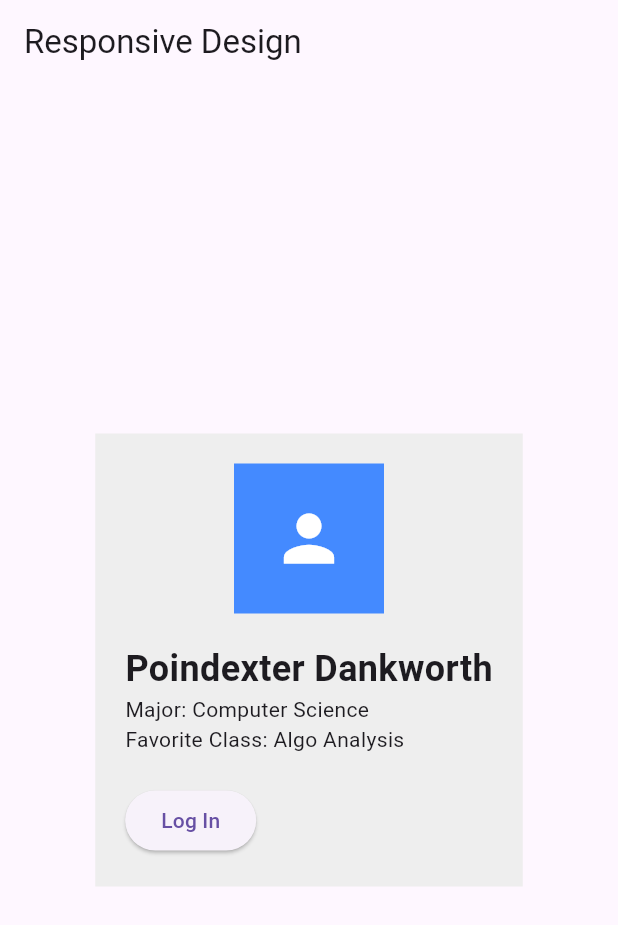
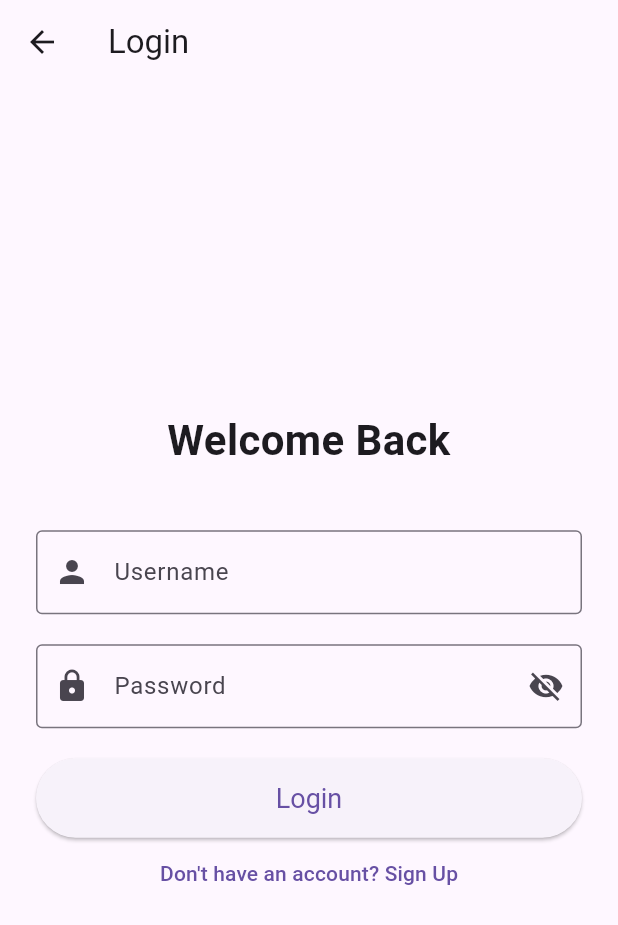
Before and after one commit to CharlieHiggs10/responsive_design, a Flutter app: the screen it shows after launch, after a tap on "Log In", on a phone screen of 412 x 824 dp. Shown: the top 925 px of the screen. Run offline on Flutter 3.47's test engine with Material 3 defaults, Android fonts, the phone set to English and light mode, and no system bars; our stand-ins replace firebase_auth, firebase_core; accounts and stored records are empty.

Commit message:
Updated Lab 4

```diff
--- /dev/null
+++ b/lib/auth_service.dart
@@ -0,0 +1,64 @@
+import 'package:firebase_auth/firebase_auth.dart';
+
+class AuthService {
+
+  final FirebaseAuth _auth = FirebaseAuth.instance;
+
+  // Returns a string so we can handle passing error messages to the UI
+  Future<String?> signUp({
+    required String email,
+    required String password,
+  }) async {
+    try {
+      // Create a method to register a new user
+      await _auth.createUserWithEmailAndPassword(
+        email: email, password: password,
+        );
+        return "success";
+    } on FirebaseAuthException catch (e) {
+      // Check if the email is already registered
+      if (e.code == 'email-already-in-use') {
+        return "exists"; // Tells the UI to redirect to the login
+      }
+
+      // Error check for other Firebase errors
+      return e.message?? 'Error';
+
+    } catch (e) {
+      return 'System error: $e';
+    }
+  }
+
+
+  Future<User?> signIn({
+    required String email,
+    required String password,
+  }) async {
+    try {
+      final UserCredential credential = await _auth.signInWithEmailAndPassword(
+        email: email,
+        password: password,
+      );
+      return credential.user;
+    } on FirebaseAuthException catch (e) {
+
+      if (e.code == 'user-not-found'){
+        throw Exception('No user found for that email');
+      }
+      else if (e.code == 'wrong-password'){
+        throw Exception('Wrong password provided');
+      }
+      else {
+        throw Exception(e.message ?? 'An unknown error occurred.');
+      }
+    }
+    catch (e) {
+      throw Exception('System error: $e');
+    }
+  }
+
+  // Sign out method
+  Future<void> signOut() async {
+    await _auth.signOut();
+  }
+}
--- /dev/null
+++ b/lib/login_screen.dart
@@ -0,0 +1,184 @@
+import 'package:flutter/material.dart';
+import 'package:responsive_design/auth_service.dart';
+import 'package:responsive_design/profile_card.dart';
+import 'package:responsive_design/sign_up_screen.dart';
+
+class LoginScreen extends StatefulWidget {
+  const LoginScreen({super.key});
+
+  @override
+  State<LoginScreen> createState() => _LoginScreenState();
+}
+
+class _LoginScreenState extends State<LoginScreen> {
+
+  bool _passHidden = true;
+
+  // there couldd be multiple forms. This assigns a unique key to each form.
+  //Also, it calls the validator function for each field in the form.
+  final _formKey = GlobalKey< FormState>();
+
+  // an object used gor extracting data from fields
+  final _usernameController = TextEditingController();
+  final _passwordController = TextEditingController();
+
+  bool _isLoading = false; // Spinning circle feedback
+  final _authService = AuthService();
+
+  @override
+  Widget build(BuildContext context) {
+    return Scaffold(
+      appBar: AppBar(title: const Text('Login'),
+      ),
+      body: Center(
+        child: SingleChildScrollView(
+          padding: EdgeInsets.all(24),
+          child: Form(
+              key: _formKey,
+              child: Column(
+                mainAxisAlignment: MainAxisAlignment.center,
+                crossAxisAlignment: CrossAxisAlignment.stretch,
+                children: [
+                  _header(),
+                  const SizedBox(height: 40),
+                  _username(),
+                  const SizedBox(height: 20),
+                  _password(),
+                  const SizedBox(height: 20),
+                  _loginButton(),
+
+                  _signUpLink(),
+                ],
+            ),
+          ),
+        ),
+      ),
+    );
+  }
+
+  Widget _header() {
+    return const Text(
+      'Welcome Back',
+      style: TextStyle(fontSize: 28, fontWeight: FontWeight.bold),
+      textAlign: TextAlign.center,
+    );
+  }
+
+  Widget _username() {
+    return TextFormField(
+        controller: _usernameController,
+        decoration: const InputDecoration(
+          labelText: 'Username',
+          border: OutlineInputBorder(),
+          // Give the username a little person icon
+          prefixIcon: Icon(Icons.person),
+        ),
+      validator: (value){
+        if (value == null || value.trim().isEmpty) {
+          return 'Please enter your username';
+        }
+        return null;
+      },
+
+    );
+  }
+
+  Widget _password(){
+    return TextFormField(
+      controller: _passwordController,
+      obscureText: _passHidden,
+      decoration: InputDecoration(
+        labelText: 'Password',
+        border:const OutlineInputBorder(),
+        prefixIcon: Icon(Icons.lock),
+        suffixIcon: IconButton(
+          icon: Icon(_passHidden ? Icons.visibility_off : Icons.visibility),
+          onPressed: () {
+            setState(() {
+              _passHidden =  !_passHidden;
+            });
+          },
+          )
+      ),
+      validator: (value) {
+        // if the value is null or empty, prompt the user to enter a password
+        if (value == null || value.isEmpty) {
+          return 'Please enter a password';
+        }
+        // If the P-word is less than 8, ask theuser to make it 8 charecters
+        if (value.length < 8) {
+          return 'Password must be at least 8 charecters long';
+        }
+        return null;
+      }
+    );
+  }
+
+  Widget _loginButton() {
+    return ElevatedButton(
+      onPressed: _submitLogin,
+      style: ElevatedButton.styleFrom(
+        padding: const EdgeInsets.symmetric(vertical: 16),
+        textStyle: const TextStyle(fontSize: 18),
+      ),
+        child: const Text('Login'),
+      );
+  }
+
+  void _submitLogin() async {
+
+    if (!_formKey.currentState!.validate()) return;
+
+    // Start spinning the progress indicator
+    setState(() => _isLoading = true);
+
+    final email = _usernameController.text;
+    final password = _passwordController.text;
+
+
+    try {
+      await _authService.signIn(email: email, password: password);
+
+      // from the inherited State we can check to make sure the
+      // signing widget is still on the screen
+      if (!mounted) return; // TODO signOut?
+
+      // If success then go back to ProfileCard
+      Navigator.of(context).pushReplacement(
+        MaterialPageRoute(builder: (context) => const ProfileCard()),
+      );
+    }
+    catch (e) {
+      if (!mounted) return; // TODO error popup (Toast)
+
+      ScaffoldMessenger.of(context).showSnackBar(
+        SnackBar(
+          content: Text(e.toString()),
+          backgroundColor: Colors.red,
+        ),
+      );
+    }
+    finally {
+      if (mounted) {  // Stop the spinning widget
+      setState(() =>_isLoading = false);
+      }
+    }
+
+  }
+  // Create sign up screen
+  Widget _signUpLink() {
+
+    return TextButton(
+      onPressed: () {
+        // Navigate to the sign up screen
+        Navigator.push(
+          context,
+          MaterialPageRoute(builder: (context) => const SignUpScreen()),
+        );
+      },
+      child: const Text('Don\'t have an account? Sign Up'),
+      );
+  }
+
+
+}
--- a/lib/main.dart
+++ b/lib/main.dart
@@ -1,7 +1,18 @@
+import 'package:firebase_core/firebase_core.dart';
 import 'package:flutter/material.dart';
 import 'package:responsive_design/profile_card.dart';
+import 'firebase_options.dart';
 
-void main() {
+
+void main() async {
+
+  WidgetsFlutterBinding.ensureInitialized();
+
+  // Initialize Firebase service
+  await Firebase.initializeApp(
+    options: DefaultFirebaseOptions.currentPlatform,
+  );
+
   runApp(const MyApp());
 }
 
--- a/lib/profile_card.dart
+++ b/lib/profile_card.dart
@@ -1,4 +1,5 @@
 import 'package:flutter/material.dart';
+import 'package:responsive_design/login_screen.dart';
 
 class ProfileCard extends StatelessWidget{
 
@@ -24,7 +25,7 @@ class ProfileCard extends StatelessWidget{
                     _buildAvatar(),
                     const SizedBox(width: 20),
                     Expanded(
-                      child: _buildContent()
+                      child: _buildContent(context)
                       ),
                   ],
                 );
@@ -35,7 +36,7 @@ class ProfileCard extends StatelessWidget{
               children: [
                 _buildAvatar(),
                 SizedBox(height: 20),
-                _buildContent(),
+                _buildContent(context),
                 ],
                );
               }
@@ -62,19 +63,24 @@ Widget _buildAvatar() {
 }
 
 // Content widget for the profile
-Widget _buildContent() {
+Widget _buildContent(BuildContext context) {
   return Column(
     mainAxisSize: MainAxisSize.min,
     crossAxisAlignment: CrossAxisAlignment.start, // Left justifies
     children: [
-       Text('Poindexter Dankworth',
+       Text('Pointdexter Dankworth',
        style: TextStyle(fontSize: 24, fontWeight: FontWeight.bold)
        ),
        Text('Major: Computer Science'),
        Text('Favorite Class: Algo Analysis'),
        SizedBox(height: 20),
        ElevatedButton(
-        onPressed: (){},
+        onPressed: () {
+          Navigator.of(context).push(
+            MaterialPageRoute(
+              builder: (context) => LoginScreen()),
+          );
+        },
         child: Text('Log In')
         ),
     ],
--- a/pubspec.yaml
+++ b/pubspec.yaml
@@ -34,6 +34,9 @@ dependencies:
   # The following adds the Cupertino Icons font to your application.
   # Use with the CupertinoIcons class for iOS style icons.
   cupertino_icons: ^1.0.8
+  firebase_core: ^4.4.0
+  http: ^1.6.0
+  firebase_auth: ^6.1.4
 
 dev_dependencies:
   flutter_test:
```
Also changed, not shown: lib/sign_up_screen.dart (added, +108 -0 lines), firebase.json (added), lib/firebase_options.dart (added), pubspec.lock, 20 other files.
